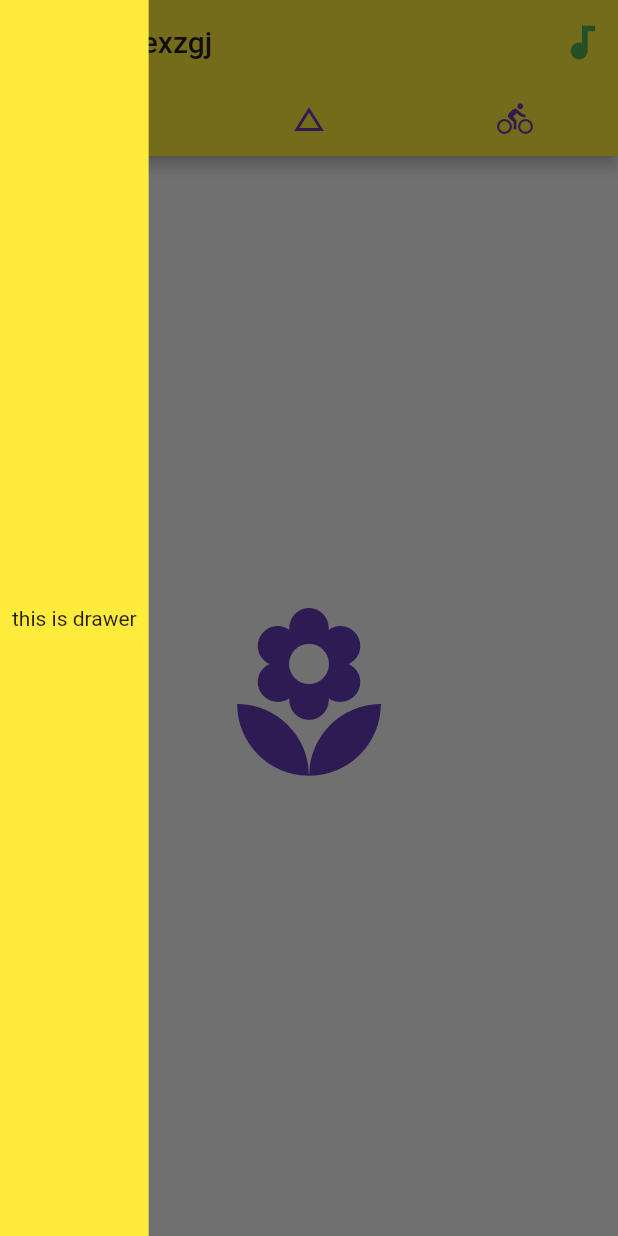
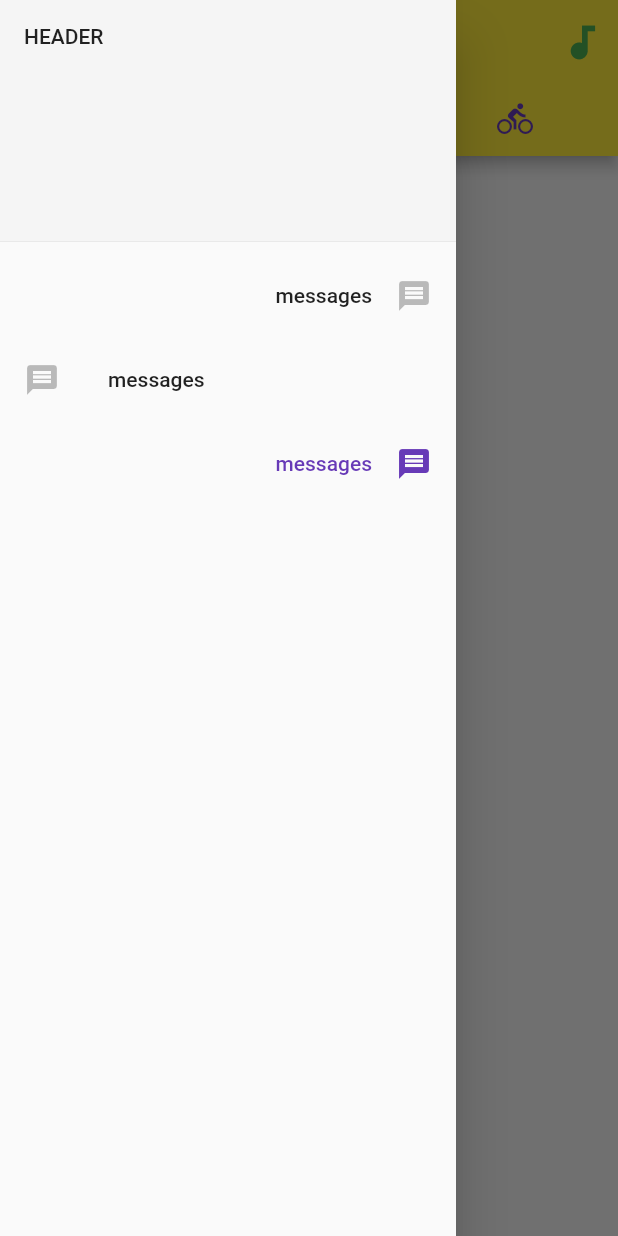
Before and after one commit to OnexZgj/onexzgj_flutter, a Flutter app: the screen it shows after launch, with the side drawer open, on a phone screen of 412 x 824 dp. Run offline on Flutter 3.47's test engine with Material 2 defaults, Android fonts, the phone set to English and light mode, and no system bars.

Commit message:
drawer的使用，添加了ListView和DrawerHeader 及 ListTile

```diff
--- a/lib/main.dart
+++ b/lib/main.dart
@@ -56,17 +56,33 @@ class Home extends StatelessWidget {
             Icon(Icons.directions_bike, size: 128.0, color: Colors.deepPurple),
           ],
         ),
-        drawer: Container(
-          color: Colors.yellow,
-          padding: EdgeInsets.all(8),
-          child: Column(
-            mainAxisAlignment:MainAxisAlignment.center,
+        drawer: Drawer(
+          child: ListView(
+            padding: EdgeInsets.zero,
             children: [
-              Text("this is drawer")
-
+              DrawerHeader(
+                  child: Text('header'.toUpperCase()),
+                  decoration: BoxDecoration(
+                    color: Colors.grey[100]
+                  ),
+              ),
+              ListTile(
+                title: Text("messages",textAlign: TextAlign.right),
+                trailing: Icon(Icons.message,color: Colors.black26),
+              ),
+              ListTile(
+                title: Text("messages",textAlign: TextAlign.left),
+                leading: Icon(Icons.message,color: Colors.black26),
+              ),
+              ListTile(
+                title: Text("messages",textAlign: TextAlign.right,style: TextStyle(
+                  color: Colors.deepPurple
+                ),),
+                trailing: Icon(Icons.message,color: Colors.deepPurple),
+              ),
             ],
           ),
-        ),
+        )
       ),
     );
   }
```
